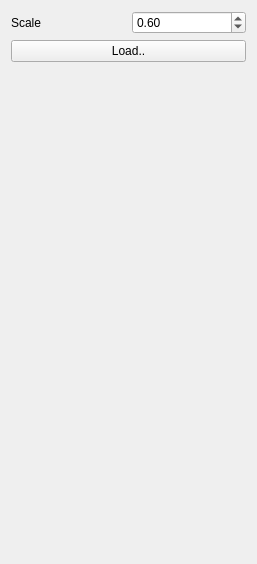
ialhashim/ddtt-dev, file ddtt/experiment/SymRelationViz/SymRelationViz-widget.ui: the form before one commit.
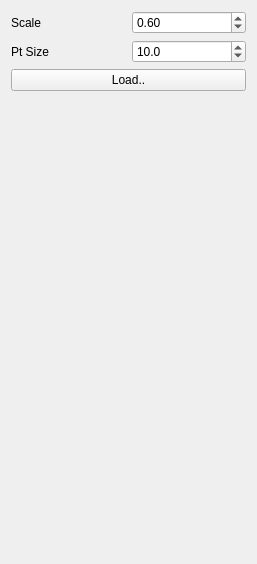
The form after the commit.

What changed in the file:
```diff
--- a/ddtt/experiment/SymRelationViz/SymRelationViz-widget.ui
+++ b/ddtt/experiment/SymRelationViz/SymRelationViz-widget.ui
@@ -38,6 +38,30 @@
      </item>
     </layout>
    </item>
+   <item>
+    <layout class="QHBoxLayout" name="horizontalLayout_2">
+     <item>
+      <widget class="QLabel" name="label_2">
+       <property name="text">
+        <string>Pt Size</string>
+       </property>
+      </widget>
+     </item>
+     <item>
+      <widget class="QDoubleSpinBox" name="ptSizeSpinBox">
+       <property name="decimals">
+        <number>1</number>
+       </property>
+       <property name="minimum">
+        <double>1.000000000000000</double>
+       </property>
+       <property name="value">
+        <double>10.000000000000000</double>
+       </property>
+      </widget>
+     </item>
+    </layout>
+   </item>
    <item>
     <widget class="QPushButton" name="loadButton">
      <property name="text">
```
